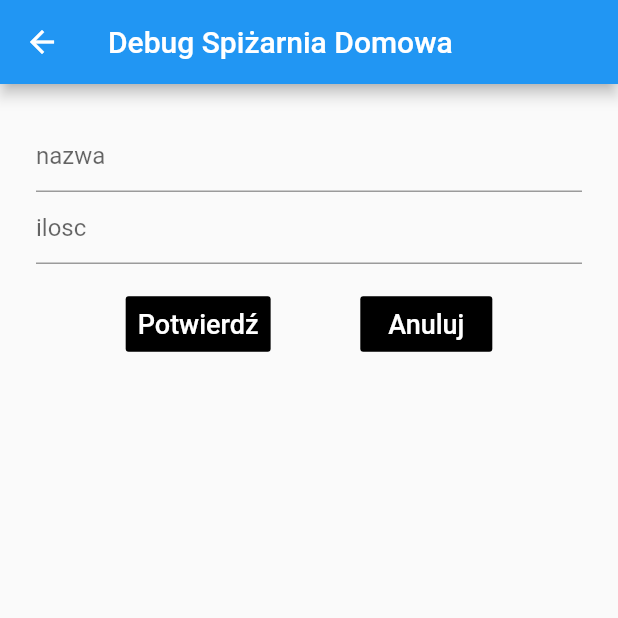
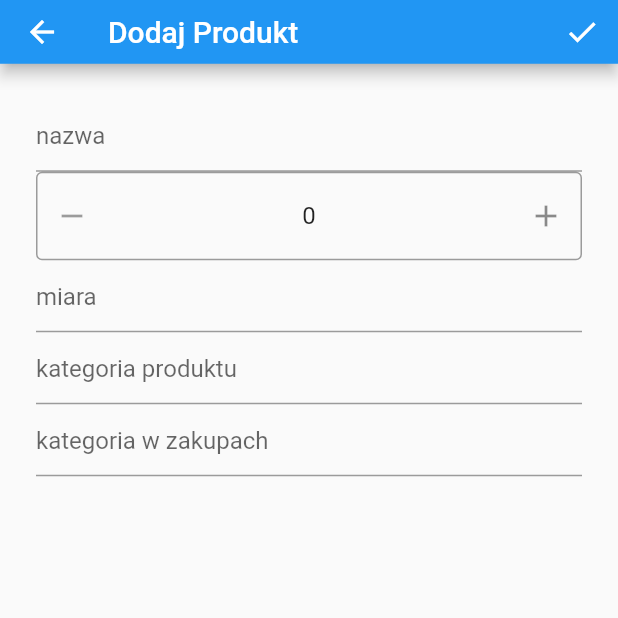
Before and after one commit to CDREApacher/spizarnia_domowa_app, a Flutter app: the AddProdukt screen opened directly, on a phone screen of 412 x 824 dp, the top half of it. Run offline on Flutter 3.47's test engine with Material 2 defaults, Android fonts, the phone set to English and light mode, and no system bars; drawn by our look-alikes of flutter_spinbox; our stand-ins replace dio, get, logger; missing offline and left inert: dart:ffi; network calls fail.

Commit message:
Work mostly on DB, prepare to split tables, groundwork for categories

```diff
--- a/lib/api/produkty_api.dart
+++ b/lib/api/produkty_api.dart
@@ -1,25 +1,29 @@
 import 'package:dio/dio.dart';
 
 Future<Response> fetchAll(Dio dio, int pgOffset){
-  return dio.get("/data/Test", queryParameters: {'pageSize' : 100, 'offset' : pgOffset});
+  return dio.get("/data/Produkt", queryParameters: {'pageSize' : 100, 'offset' : pgOffset});
 }
-
+/*
+Future<Response> fetchAll(Dio dio){
+  return dio.get("/data/Produkt", queryParameters: {'pageSize' : 100});
+}
+*/
 Future<Response> getCount(Dio dio){
-  return dio.get("/data/Test", queryParameters: {'property' : 'Count(nazwa)'});
+  return dio.get("/data/Produkt", queryParameters: {'property' : 'Count(nazwaProduktu)'});
 }
 
 Future<Response> fetch(Dio dio, String objectId){
-  return dio.get("/data/Test/$objectId");
+  return dio.get("/data/Produkt/$objectId");
 }
 
 Future<Response> add(Dio dio, Map<String, dynamic> dane){
-  return dio.post("/data/Test", data: dane);
+  return dio.post("/data/Produkt", data: dane);
 }
 
 Future<Response> delete(Dio dio, String objectId){
-  return dio.delete("/data/Test/$objectId");
+  return dio.delete("/data/Produkt/$objectId");
 }
 
 Future<Response> update(Dio dio, String objectId, Map<String, dynamic> dane){
-  return dio.put("/data/Test/$objectId", data: dane);
+  return dio.put("/data/Produkt/$objectId", data: dane);
 }
--- a/lib/controller/produkt_controller.dart
+++ b/lib/controller/produkt_controller.dart
@@ -35,7 +35,7 @@ class ProduktController extends GetxController {
   deleteProdukt(String objectId) async {
     Response response = await produktRepository.deleteProdukt(objectId);
     if(response.data['code'] == null){
-      produkty.removeWhere((element) => element.id == objectId);
+      produkty.removeWhere((element) => element.objectId == objectId);
       update();
     }
   }
@@ -43,7 +43,7 @@ class ProduktController extends GetxController {
   updateProdukt(String objectId, Produkt produkt) async {
     Response response = await produktRepository.updateProdukt(objectId, produkt);
     if(response.data['code'] == null){
-      int index = produkty.indexWhere((element) => element.id == objectId);
+      int index = produkty.indexWhere((element) => element.objectId == objectId);
       produkty[index] == Produkt.fromJson(response.data);
       update();
     }
--- a/lib/model/produkt.dart
+++ b/lib/model/produkt.dart
@@ -1,3 +1,4 @@
+/*
 class Produkt {
   String id;
   String nazwa;
@@ -29,3 +30,52 @@ class Produkt {
 
 
 }// class Produkt
+*/
+
+class Produkt {
+  String objectId;
+  String nazwaProduktu;
+  int ilosc;
+  String miara;
+  int progAutoZakupu;
+  bool autoZakup;
+  String kategorieZakupy;
+  String kategorieProdukty;
+
+
+  Produkt({
+    this.objectId,
+    this.nazwaProduktu,
+    this.ilosc,
+    this.miara,
+    this.progAutoZakupu,
+    this.autoZakup,
+    this.kategorieProdukty,
+    this.kategorieZakupy,
+  });
+
+  Produkt.fromJson(Map<String, dynamic> json){
+    objectId = json['objectId'];
+    nazwaProduktu = json['nazwaProduktu'];
+    ilosc = json['ilosc'];
+    miara = json['miara'];
+    progAutoZakupu = json['progAutoZakupu'];
+    autoZakup = json['autoZakup'];
+    kategorieProdukty = json['kategorieProdukty'];
+    kategorieZakupy = json['kategorieZakupy'];
+  }
+
+  Map<String, dynamic> toJson() => {
+    'objectId': objectId,
+    'nazwaProduktu': nazwaProduktu,
+    'ilosc' : ilosc,
+    'miara' : miara,
+    'progAutoZakupu' : progAutoZakupu,
+    'autoZakup' : autoZakup,
+    'kategorieProdukty' : kategorieProdukty,
+    'kategorieZakupy' : kategorieZakupy,
+  };
+
+
+
+}// class Produkt
--- a/lib/repository/produkt_repository.dart
+++ b/lib/repository/produkt_repository.dart
@@ -17,10 +17,13 @@ class ProduktRepository{
   }
 
   Future<List<Produkt>> fetchAllProdukts() async {
-    /*Response response = await fetchAll(apiClient);
+    /*
+    Response response = await fetchAll(apiClient);
 
     return List<Produkt>.from(
-      (response.data).map((json) => Produkt.fromJson(json)),*/ // Old method that didn't include paging
+      (response.data).map((json) => Produkt.fromJson(json))); // Old method that didn't include paging
+    */
+
 
     List<Produkt> listaP = [];
     List<ItemCount> itemCountList = await fetchItemCount(apiClient);
@@ -43,7 +46,7 @@ class ProduktRepository{
     Response response = await getCount(apiClient);
 
     return List<ItemCount>.from(
-        (response.data).map((json) => ItemCount.fromJson(json)),
+      (response.data).map((json) => ItemCount.fromJson(json)),
     );
   }
 
@@ -51,7 +54,7 @@ class ProduktRepository{
     Response response = await fetch(apiClient, objectId);
 
     return List<Produkt>.from(
-        (response.data).map((json) => Produkt.fromJson(json)),
+      (response.data).map((json) => Produkt.fromJson(json)),
     );
   }
 
--- a/lib/screens/add_produkt.dart
+++ b/lib/screens/add_produkt.dart
@@ -1,5 +1,6 @@
 import 'package:flutter/material.dart';
 import 'package:get/get.dart';
+import 'package:flutter_spinbox/material.dart';
 import 'package:spizarnia_domowa_app/widget/custom_button.dart';
 import 'package:spizarnia_domowa_app/model/produkt.dart';
 import 'package:spizarnia_domowa_app/controller/produkt_controller.dart';
@@ -13,16 +14,20 @@ class AddProdukt extends StatelessWidget {
 
   final nameController = TextEditingController();
   final iloscController = TextEditingController();
-  final typController = TextEditingController();
+  final miaraController = TextEditingController();
+  final kategoriaProduktyController = TextEditingController();
+  final kategoriaZakupyController = TextEditingController();
 
   final ProduktController produktController = ProduktController.to;
 
 
   onConfirmPressed() {
     Produkt produkt = new Produkt(
-        nazwa: nameController.text,
-        ilosc: int.parse(iloscController.text),
-        rodzaj: rod
+      nazwaProduktu: nameController.text,
+      ilosc: int.parse(iloscController.text),
+      miara: miaraController.text,
+      kategorieProdukty: kategoriaProduktyController.text,
+      kategorieZakupy: kategoriaZakupyController.text,
     );
 
     produktController.addProdukt(produkt);
@@ -38,7 +43,19 @@ class AddProdukt extends StatelessWidget {
   @override
   Widget build(BuildContext context) {
     return Scaffold(
-      appBar: AppBar(title: Text('Debug Spiżarnia Domowa')),
+      appBar: AppBar(
+        toolbarHeight: 42.5,
+        title: Text('Dodaj Produkt'),
+        actions: <Widget>[
+          IconButton(
+            icon: Icon(Icons.check),
+            onPressed: () => {
+              onConfirmPressed(),
+              Navigator.pop(context),
+            },
+          ),
+        ],
+      ),
 
       body: Container(
 
@@ -55,17 +72,47 @@ class AddProdukt extends StatelessWidget {
               decoration: InputDecoration(hintText: "nazwa"),
             ),
 
+            /*
             TextField(
               controller: iloscController,
               decoration: InputDecoration(hintText: "ilosc"),
             ),
+            */
 
-            /*TextField(
-              controller: typController,
-              decoration: InputDecoration(hintText: "typ"),
-            ),*/
+            SpinBox(
+              value: 0,
+              min: 0,
+              max: 2048,
+              onChanged: (value) {
+                print(value);
+                int val = value.toInt();
+                iloscController.text = val.toString();
+              },
+            ),
+
+            TextField(
+              controller: miaraController,
+              decoration: InputDecoration(hintText: "miara"),
+            ),
+
+            TextField(
+              //Kategoria produktu
+              controller: kategoriaProduktyController,
+              decoration: InputDecoration(hintText: "kategoria produktu"),
+            ),
+
+            TextField(
+              //Kategoria zakupy
+              controller: kategoriaZakupyController,
+              decoration: InputDecoration(hintText: "kategoria w zakupach"),
+            ),
 
             SizedBox(height: 16),
+
+
+
+            /*
+
 
             Row(
               mainAxisAlignment: MainAxisAlignment.spaceEvenly,
@@ -73,26 +120,22 @@ class AddProdukt extends StatelessWidget {
               children: [
 
                 CustomButton(
-                  onPressed: () => onConfirmPressed(),
+                  onPressed: () => {
+                    onConfirmPressed(),
+                    Navigator.pop(context),
+                  },
                   text: "Potwierdź",
                 ),
 
-                CustomButton(
-                  //onPressed: () => onCancelPressed(),
-                  text: "Anuluj",
-                  onPressed: () {
-
-                    Navigator.push(
-                      context,
-                      MaterialPageRoute( builder: (context) => Home() ),
-                    );
-
-                  },
-                ),
 
               ],
 
             ),
+
+            */
+
+
+
 
           ],
 
--- a/lib/screens/produkt_detail.dart
+++ b/lib/screens/produkt_detail.dart
@@ -17,9 +17,9 @@ class ProduktDetail extends StatelessWidget {
 
   onUpdatePressed(String id) {
     Produkt produkt = new Produkt(
-        nazwa: chosen_produkt.nazwa,
+        nazwaProduktu: chosen_produkt.nazwaProduktu,
         ilosc: int.parse(iloscController.text),
-        rodzaj: chosen_produkt.rodzaj
+        miara: chosen_produkt.miara
     );
 
     produktController.updateProdukt(id, produkt);
@@ -37,6 +37,7 @@ class ProduktDetail extends StatelessWidget {
     return Scaffold(
 
       appBar: AppBar(
+        toolbarHeight: 42.5,
         title: Text('Szczegóły produktu'),
       ),
 
@@ -51,15 +52,15 @@ class ProduktDetail extends StatelessWidget {
             Padding(
               padding: EdgeInsets.all(16.0),
               child: Text(
-                chosen_produkt.nazwa,
+                chosen_produkt.nazwaProduktu,
                 style: TextStyle(
-                  fontSize: 22,
-                  fontWeight: FontWeight.bold
+                    fontSize: 22,
+                    fontWeight: FontWeight.bold
                 ),
               ),
             ),
 
-            Text("Ilość " + chosen_produkt.rodzaj + " produktu:"),
+            Text("Ilość " + chosen_produkt.miara + " produktu:"),
 
 
             SpinBox(
@@ -70,7 +71,7 @@ class ProduktDetail extends StatelessWidget {
                 print(value);
                 int val = value.toInt();
                 iloscController.text = val.toString();
-                },
+              },
             ),
 
             /*
@@ -90,23 +91,14 @@ class ProduktDetail extends StatelessWidget {
                 CustomButton(
                   onPressed: ()  {
 
-
-                    onUpdatePressed(chosen_produkt.id); // nie aktualizuje listy na głównym ekranie !!
-
-
-
+                    //onUpdatePressed(chosen_produkt.objectId); // nie aktualizuje listy na głównym ekranie !!
                     /*
                     Navigator.push(
                       context,
                       MaterialPageRoute( builder: (context) => Home() ),
                     );
                     */
-                     Navigator.pop(context);
-
-
-
-
-
+                    Navigator.pop(context);
 
                   },
                   text: "Zapisz zmiany",
@@ -135,7 +127,7 @@ class ProduktDetail extends StatelessWidget {
               children: [
 
                 Text(
-                    "Twoje atrybuty",
+                  "Twoje atrybuty",
                   style: TextStyle(fontSize: 22),
                 ),
                 SizedBox(height: 18),
```
Also changed, not shown: lib/screens/home.dart (+127 -20 lines), lib/screens/lista_zakupow.dart (added, +30 -0 lines), lib/model/miara.dart (added).
